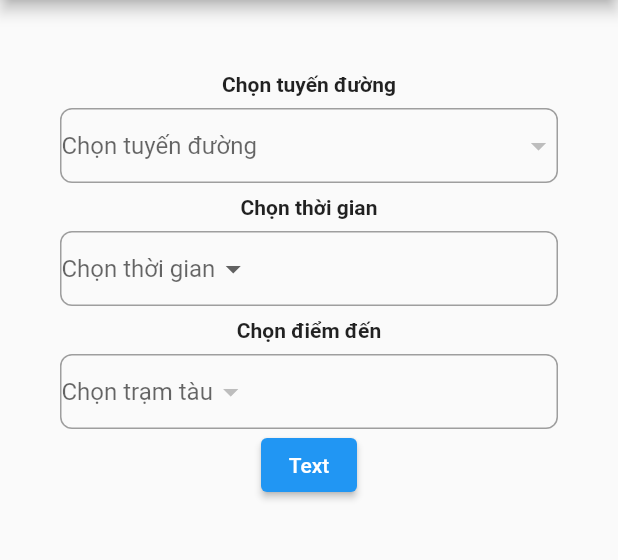
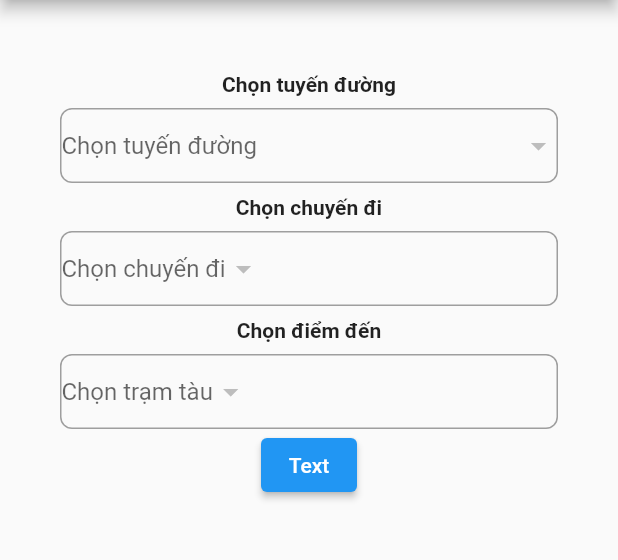
Before and after one commit to Adventure-SWD/Mobile, a Flutter app: the MyHomePage screen opened by its route, item 2 of the bottom bar chosen, on a phone screen of 412 x 824 dp, the part 84-644 px from its top. Run offline on Flutter 3.47's test engine with Material 2 defaults, Android fonts, the phone set to English and light mode, and no system bars; our stand-ins replace firebase_auth, firebase_core, firebase_messaging, shared_preferences; accounts and stored records are empty; network calls fail; statements that could not run were skipped.

Commit message:
update route select

```diff
--- /dev/null
+++ b/lib/Model/station_trip.dart
@@ -0,0 +1,133 @@
+// To parse this JSON data, do
+//
+//     final stationTrips = stationTripsFromJson(jsonString);
+
+import 'dart:convert';
+
+StationTrips stationTripsFromJson(String str) => StationTrips.fromJson(json.decode(str));
+
+String stationTripsToJson(StationTrips data) => json.encode(data.toJson());
+
+class StationTrips {
+  String id;
+  String tripId;
+  String stationId;
+  DateTime arrived;
+  TripData tripData;
+  StationData stationData;
+
+  StationTrips({
+    required this.id,
+    required this.tripId,
+    required this.stationId,
+    required this.arrived,
+    required this.tripData,
+    required this.stationData,
+  });
+
+  factory StationTrips.fromJson(Map<String, dynamic> json) => StationTrips(
+    id: json["id"],
+    tripId: json["tripID"],
+    stationId: json["stationID"],
+    arrived: DateTime.parse(json["arrived"]),
+    tripData: TripData.fromJson(json["tripData"]),
+    stationData: StationData.fromJson(json["stationData"]),
+  );
+
+  Map<String, dynamic> toJson() => {
+    "id": id,
+    "tripID": tripId,
+    "stationID": stationId,
+    "arrived": arrived.toIso8601String(),
+    "tripData": tripData.toJson(),
+    "stationData": stationData.toJson(),
+  };
+}
+
+class StationData {
+  String id;
+  String storeId;
+  String stationName;
+  DateTime created;
+
+  StationData({
+    required this.id,
+    required this.storeId,
+    required this.stationName,
+    required this.created,
+  });
+
+  factory StationData.fromJson(Map<String, dynamic> json) => StationData(
+    id: json["id"],
+    storeId: json["storeID"],
+    stationName: json["stationName"],
+    created: DateTime.parse(json["created"]),
+  );
+
+  Map<String, dynamic> toJson() => {
+    "id": id,
+    "storeID": storeId,
+    "stationName": stationName,
+    "created": created.toIso8601String(),
+  };
+}
+
+class TripData {
+  String id;
+  String tripName;
+  DateTime tripStartTime;
+  DateTime tripEndTime;
+  String routeId;
+  RouteData routeData;
+
+  TripData({
+    required this.id,
+    required this.tripName,
+    required this.tripStartTime,
+    required this.tripEndTime,
+    required this.routeId,
+    required this.routeData,
+  });
+
+  factory TripData.fromJson(Map<String, dynamic> json) => TripData(
+    id: json["id"],
+    tripName: json["tripName"],
+    tripStartTime: DateTime.parse(json["tripStartTime"]),
+    tripEndTime: DateTime.parse(json["tripEndTime"]),
+    routeId: json["routeId"],
+    routeData: RouteData.fromJson(json["routeData"]),
+  );
+
+  Map<String, dynamic> toJson() => {
+    "id": id,
+    "tripName": tripName,
+    "tripStartTime": tripStartTime.toIso8601String(),
+    "tripEndTime": tripEndTime.toIso8601String(),
+    "routeId": routeId,
+    "routeData": routeData.toJson(),
+  };
+}
+
+class RouteData {
+  String id;
+  String fromLocation;
+  String toLocation;
+
+  RouteData({
+    required this.id,
+    required this.fromLocation,
+    required this.toLocation,
+  });
+
+  factory RouteData.fromJson(Map<String, dynamic> json) => RouteData(
+    id: json["id"],
+    fromLocation: json["fromLocation"],
+    toLocation: json["toLocation"],
+  );
+
+  Map<String, dynamic> toJson() => {
+    "id": id,
+    "fromLocation": fromLocation,
+    "toLocation": toLocation,
+  };
+}
--- /dev/null
+++ b/lib/Model/trip.dart
@@ -0,0 +1,69 @@
+// To parse this JSON data, do
+//
+//     final trips = tripsFromJson(jsonString);
+
+import 'dart:convert';
+
+Trips tripsFromJson(String str) => Trips.fromJson(json.decode(str));
+
+String tripsToJson(Trips data) => json.encode(data.toJson());
+
+class Trips {
+  String id;
+  String tripName;
+  DateTime tripStartTime;
+  DateTime tripEndTime;
+  String routeId;
+  RouteData routeData;
+
+  Trips({
+    required this.id,
+    required this.tripName,
+    required this.tripStartTime,
+    required this.tripEndTime,
+    required this.routeId,
+    required this.routeData,
+  });
+
+  factory Trips.fromJson(Map<String, dynamic> json) => Trips(
+    id: json["id"],
+    tripName: json["tripName"],
+    tripStartTime: DateTime.parse(json["tripStartTime"]),
+    tripEndTime: DateTime.parse(json["tripEndTime"]),
+    routeId: json["routeId"],
+    routeData: RouteData.fromJson(json["routeData"]),
+  );
+
+  Map<String, dynamic> toJson() => {
+    "id": id,
+    "tripName": tripName,
+    "tripStartTime": tripStartTime.toIso8601String(),
+    "tripEndTime": tripEndTime.toIso8601String(),
+    "routeId": routeId,
+    "routeData": routeData.toJson(),
+  };
+}
+
+class RouteData {
+  String id;
+  String fromLocation;
+  String toLocation;
+
+  RouteData({
+    required this.id,
+    required this.fromLocation,
+    required this.toLocation,
+  });
+
+  factory RouteData.fromJson(Map<String, dynamic> json) => RouteData(
+    id: json["id"],
+    fromLocation: json["fromLocation"],
+    toLocation: json["toLocation"],
+  );
+
+  Map<String, dynamic> toJson() => {
+    "id": id,
+    "fromLocation": fromLocation,
+    "toLocation": toLocation,
+  };
+}
--- a/lib/route_select.dart
+++ b/lib/route_select.dart
@@ -2,6 +2,8 @@ import 'package:flutter/material.dart';
 import 'package:metrofood/Model/album.dart';
 import 'package:metrofood/Model/route.dart';
 import 'package:metrofood/Model/station.dart';
+import 'package:metrofood/Model/station_trip.dart';
+import 'package:metrofood/Model/trip.dart';
 import 'package:metrofood/api/baseclient.dart';
 
 class RouteSelectPage extends StatefulWidget {
@@ -15,11 +17,15 @@ class RouteSelectPage extends StatefulWidget {
 class _RouteSelectPage extends State<RouteSelectPage> {
   late Future<Album> futureAlbum;
   late Future<List<Routes>> futureRoute;
+  late Future<List<Trips>> futureTrip;
   late Future<List<Station>> futureStation;
+  late Future<List<StationTrips>> futureStationTrips;
   late List<Routes> listRoute = [];
+  late List<Trips> listTrip = [];
   late List<Station> listStation = [];
+  late List<StationTrips> listStationTrips = [];
   String? _selectedRoute;
-
+  String? _selectedTrip;
   String? _selectedTime;
   final List<String> _time = ['6:00 AM', '6:15 AM', '6:30 AM'];
 
@@ -32,16 +38,40 @@ class _RouteSelectPage extends State<RouteSelectPage> {
     super.initState();
   }
 
+  void filterTripsByRouteId(String routeId) {
+    futureTrip.then((value) {
+      listTrip = value.where((trip) => trip.routeId == routeId).toList();
+    });
+  }
+
+  void filterStationsByTripId(String tripId) {
+    futureStationTrips.then((value) {
+      listStationTrips = value.where((station) => station.tripId == tripId).toList();
+    });
+  }
+
   Future<void> initializeData() async {
     try {
       futureAlbum = BaseClient().fetchAlbum();
       futureRoute = BaseClient().fetchRoute();
+      futureTrip = BaseClient().fetchTrip();
+      futureStationTrips = BaseClient().fetchStationTrips();
       futureStation = BaseClient().fetchStation();
       await futureRoute.then((value) {
         setState(() {
           listRoute = value.toList();
         });
       }).catchError((error) {});
+      await futureTrip.then((value) {
+        setState(() {
+          listTrip = value.toList();
+        });
+      });
+      await futureStationTrips.then((value) {
+        setState(() {
+          listStationTrips = value.toList();
+        });
+      });
       await futureStation.then((stations) {
         setState(() {
           listStation = stations.toList();
@@ -86,7 +116,7 @@ class _RouteSelectPage extends State<RouteSelectPage> {
                           borderRadius: BorderRadius.circular(8.0)),
                       child: _dropDownRoute(underline: Container())),
                 ),
-                _title("Chọn thời gian"),
+                _title("Chọn chuyến đi"),
                 Container(
                     width: double.maxFinite,
                     decoration: BoxDecoration(
@@ -154,6 +184,11 @@ class _RouteSelectPage extends State<RouteSelectPage> {
           onChanged: (String? newValue) {
             setState(() {
               _selectedRoute = newValue;
+              if (_selectedRoute != null) {
+                filterTripsByRouteId(_selectedRoute!);
+                _selectedTrip = null;
+                _selectedStation = null;
+              }
             });
           },
           isExpanded: true,
@@ -178,7 +213,7 @@ class _RouteSelectPage extends State<RouteSelectPage> {
     Color? iconEnabledColor,
   }) =>
       DropdownButton<String>(
-          value: _selectedTime,
+          value: _selectedTrip,
           underline: underline,
           icon: icon,
           dropdownColor: dropdownColor,
@@ -186,13 +221,17 @@ class _RouteSelectPage extends State<RouteSelectPage> {
           iconEnabledColor: iconEnabledColor,
           onChanged: (String? newValue) {
             setState(() {
-              _selectedTime = newValue;
+              _selectedTrip = newValue;
+              if (_selectedTrip != null) {
+                filterStationsByTripId(_selectedTrip!);
+                _selectedStation = null;
+              }
             });
           },
-          hint: Text("Chọn thời gian", style: hintStyle),
-          items: _time
-              .map((time) =>
-                  DropdownMenuItem<String>(value: time, child: Text(time)))
+          hint: Text("Chọn chuyến đi", style: hintStyle),
+          items: listTrip
+              .map((trip) =>
+                  DropdownMenuItem<String>(value: trip.id, child: Text(trip.tripName)))
               .toList());
 
   Widget _dropDownStation({
@@ -216,7 +255,7 @@ class _RouteSelectPage extends State<RouteSelectPage> {
             });
           },
           hint: Text("Chọn trạm tàu", style: hintStyle),
-          items: listStation
+          items: listStationTrips
               .map((station) => DropdownMenuItem<String>(
                   value: station.stationData.id,
                   child: Text(station.stationData.stationName)))
--- a/pubspec.yaml
+++ b/pubspec.yaml
@@ -39,7 +39,6 @@ dependencies:
   firebase_auth: ^4.11.1
   firebase_messaging: ^14.7.1
   cloud_firestore: ^4.11.0
-  firebase_app_check: ^0.2.1+1
   http: ^1.1.0
   firebase_storage: ^11.3.1
   firebase_dynamic_links: ^5.4.1
```
Also changed, not shown: lib/api/baseclient.dart (+32 -8 lines), lib/login_page.dart (+7 -4 lines), lib/main.dart (+3 -4 lines), pubspec.lock, 2 other files.
